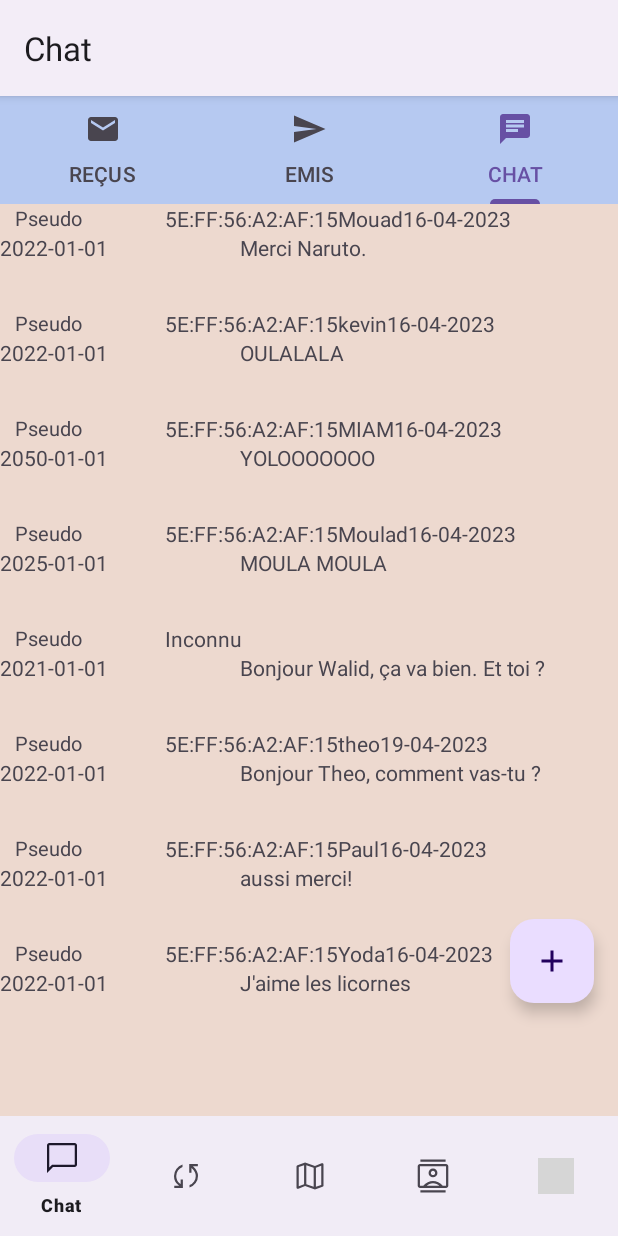
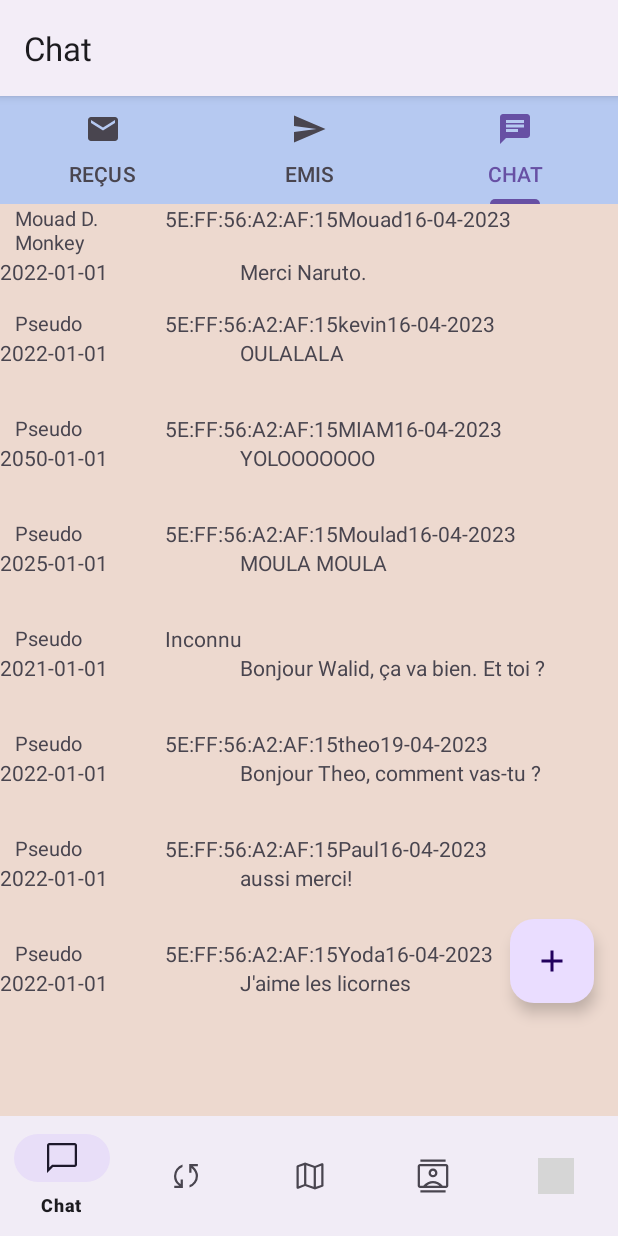
Before and after one commit to saadbouhya/fastSlowChat, an Android app: the MainActivityNavigation screen opened directly, with no data from a screen before it, tab 3 chosen, on a phone screen of 412 x 824 dp. Run offline under Robolectric (Android 15) with nearby library versions, the phone set to English and light mode, and no system bars; our stand-ins replace navigation-ui; grey boxes are pictures that could not be loaded.

Commit message:
chercher le firstName LastName dans les contacts en fonction de l'id pour les differentes view

```diff
--- a/app/src/main/java/com/example/slowvf/Controller/ChatController.java
+++ b/app/src/main/java/com/example/slowvf/Controller/ChatController.java
@@ -42,7 +42,6 @@ private static ChatController chatController;
         return chatController;
     }
 public Local getMessagesReceivedSentLocal() throws IOException {
-
         return ReceivedSentLocalDaoImpl.localfile(context);
 }
 
--- a/app/src/main/java/com/example/slowvf/Controller/ContactController.java
+++ b/app/src/main/java/com/example/slowvf/Controller/ContactController.java
@@ -27,8 +27,8 @@ public class ContactController {
         contactDao.delete(context, contactToDelete);
     }
 
-    public Contact find(Contact contactToFind, Context context) {
-        String id = contactToFind.getId();
+    public Contact find(String contactToFind, Context context) {
+        String id = contactToFind;
 
         return contactDao.find(context, id);
     }
--- a/app/src/main/java/com/example/slowvf/View/Adapters/CustomAdapterChat.java
+++ b/app/src/main/java/com/example/slowvf/View/Adapters/CustomAdapterChat.java
@@ -1,5 +1,6 @@
 package com.example.slowvf.View.Adapters;
 
+import android.content.Context;
 import android.content.Intent;
 import android.view.LayoutInflater;
 import android.view.View;
@@ -9,6 +10,8 @@ import android.widget.TextView;
 
 import androidx.recyclerview.widget.RecyclerView;
 
+import com.example.slowvf.Controller.ContactController;
+import com.example.slowvf.Model.Contact;
 import com.example.slowvf.Model.LocalForMessage;
 import com.example.slowvf.R;
 import com.example.slowvf.View.Chat.conversation.MessageListActivity;
@@ -18,6 +21,7 @@ import java.util.List;
 public class CustomAdapterChat extends RecyclerView.Adapter<CustomAdapterChat.ViewHolder> {
 
     private List<LocalForMessage> localDataSet;
+    private Context context;
 
     public static class ViewHolder extends RecyclerView.ViewHolder {
         private final TextView name;
@@ -62,6 +66,7 @@ public class CustomAdapterChat extends RecyclerView.Adapter<CustomAdapterChat.Vi
         View view = LayoutInflater.from(viewGroup.getContext())
                 .inflate(R.layout.chat_item, viewGroup, false);
         LinearLayout linearLayout = view.findViewById(R.id.linear_layout_chat);
+        context = viewGroup.getContext();
 
         linearLayout.setOnClickListener(new View.OnClickListener() {
             @Override
@@ -89,11 +94,14 @@ public class CustomAdapterChat extends RecyclerView.Adapter<CustomAdapterChat.Vi
         String date_writing = localDataSet.get(position).getDateWriting();
 
         String pseudo = "Pseudo";
-
+        ContactController contactController = new ContactController(context);
+        Contact contact = contactController.find(id,context);
+        if (contact!= null){
+            viewHolder.getName().setText(contact.getFirstName()+" "+contact.getLastName());
+        } else viewHolder.getName().setText(pseudo);
         viewHolder.getMessage().setText(text);
         viewHolder.getId().setText(id);
         viewHolder.getDate_writing().setText(date_writing.substring(0, 10));
-        viewHolder.getName().setText(pseudo);
 
 
     }
--- a/app/src/main/java/com/example/slowvf/View/Adapters/CustomAdapterReceived.java
+++ b/app/src/main/java/com/example/slowvf/View/Adapters/CustomAdapterReceived.java
@@ -1,5 +1,6 @@
 package com.example.slowvf.View.Adapters;
 
+import android.content.Context;
 import android.content.Intent;
 import android.view.LayoutInflater;
 import android.view.View;
@@ -9,6 +10,8 @@ import android.widget.TextView;
 
 import androidx.recyclerview.widget.RecyclerView;
 
+import com.example.slowvf.Controller.ContactController;
+import com.example.slowvf.Model.Contact;
 import com.example.slowvf.Model.Local;
 import com.example.slowvf.Model.LocalForMessage;
 import com.example.slowvf.R;
@@ -17,13 +20,14 @@ import com.example.slowvf.View.Chat.conversation.MessageDetailActivity;
 public class CustomAdapterReceived extends RecyclerView.Adapter<CustomAdapterReceived.ViewHolder> {
 
     private Local localDataSet;
+    private Context context;
 
     public static class ViewHolder extends RecyclerView.ViewHolder {
         private final TextView name;
         private final TextView id;
         private final TextView message;
-        private final TextView date_writing;
-        private final TextView date_received;
+        private final TextView dateWriting;
+        private final TextView dateReceived;
 
         public TextView getName() {
             return name;
@@ -37,12 +41,12 @@ public class CustomAdapterReceived extends RecyclerView.Adapter<CustomAdapterRec
             return message;
         }
 
-        public TextView getDate_writing() {
-            return date_writing;
+        public TextView getDateWriting() {
+            return dateWriting;
         }
 
-        public TextView getDate_received() {
-            return date_received;
+        public TextView getDateReceived() {
+            return dateReceived;
         }
 
         public ViewHolder(View view) {
@@ -51,8 +55,8 @@ public class CustomAdapterReceived extends RecyclerView.Adapter<CustomAdapterRec
             name = (TextView) view.findViewById(R.id.textView);
             id = (TextView) view.findViewById(R.id.textView2);
             message = (TextView) view.findViewById(R.id.textView3);
-            date_writing = (TextView) view.findViewById(R.id.textView7);
-            date_received = (TextView) view.findViewById(R.id.textView4);
+            dateWriting = (TextView) view.findViewById(R.id.textView7);
+            dateReceived = (TextView) view.findViewById(R.id.textView4);
         }
 
     }
@@ -66,7 +70,7 @@ public class CustomAdapterReceived extends RecyclerView.Adapter<CustomAdapterRec
         View view = LayoutInflater.from(viewGroup.getContext())
                 .inflate(R.layout.received_sent_item, viewGroup, false);
         LinearLayout linearLayout = view.findViewById(R.id.linear_layout_sent_received);
-
+        context = viewGroup.getContext();
         linearLayout.setOnClickListener(new View.OnClickListener() {
             @Override
             public void onClick(View view) {
@@ -94,14 +98,17 @@ public class CustomAdapterReceived extends RecyclerView.Adapter<CustomAdapterRec
         String id = localDataSet.getReceivedMessages().get(position).getIdSender();
         String date_writing = localDataSet.getReceivedMessages().get(position).getDateWriting();
         String date_received = localDataSet.getReceivedMessages().get(position).getDateReceived();
-
+        //ContactController contactController = new ContactController();
         String pseudo = "Pseudo(voir contact)";
-
+        ContactController contactController = new ContactController(context);
+        Contact contact = contactController.find(id,context);
+        if (contact!= null){
+            viewHolder.getName().setText(contact.getFirstName()+" "+contact.getLastName());
+        } else viewHolder.getName().setText(pseudo);
         viewHolder.getMessage().setText(text);
         viewHolder.getId().setText(id);
-        viewHolder.getDate_writing().setText(date_writing.substring(0, 10));
-        viewHolder.getDate_received().setText(date_received.substring(0, 10));
-        viewHolder.getName().setText(pseudo);
+        viewHolder.getDateWriting().setText(date_writing.substring(0, 10));
+        viewHolder.getDateReceived().setText(date_received.substring(0, 10));
     }
 
     @Override
--- a/app/src/main/java/com/example/slowvf/View/Identification/IdentificationActivity.java
+++ b/app/src/main/java/com/example/slowvf/View/Identification/IdentificationActivity.java
@@ -11,7 +11,6 @@ import android.widget.Button;
 import android.widget.ImageView;
 
 import com.example.slowvf.R;
-import com.example.slowvf.View.Contact.Contacts;
 import com.example.slowvf.View.MainActivityNavigation;
 
 public class IdentificationActivity extends AppCompatActivity {
@@ -30,7 +29,7 @@ public class IdentificationActivity extends AppCompatActivity {
             @Override
             public void onClick(View v) {
                 // Code à exécuter lorsque l'utilisateur clique sur le bouton "Inscription"
-                Intent intent = new Intent(IdentificationActivity.this, Contacts.class);
+                Intent intent = new Intent(IdentificationActivity.this, MainActivityNavigation.class);
                 startActivity(intent);
             }
         });
--- a/app/src/main/java/com/example/slowvf/View/MainActivityNavigation.java
+++ b/app/src/main/java/com/example/slowvf/View/MainActivityNavigation.java
@@ -8,9 +8,12 @@ import androidx.navigation.Navigation;
 import androidx.navigation.ui.AppBarConfiguration;
 import androidx.navigation.ui.NavigationUI;
 
+import com.example.slowvf.Controller.ContactController;
 import com.example.slowvf.Dao.Impl.ReceivedSentEchangelDaoImpl;
 import com.example.slowvf.Dao.Impl.ReceivedSentLocalDaoImpl;
+import com.example.slowvf.Model.Contact;
 import com.example.slowvf.R;
+import com.example.slowvf.View.Contact.ContactDetails;
 import com.example.slowvf.databinding.ActivityMainNavigationBinding;
 import com.google.android.material.bottomnavigation.BottomNavigationView;
 
@@ -43,6 +46,10 @@ public class MainActivityNavigation extends AppCompatActivity {
             ReceivedSentLocalDaoImpl.readInternalFile(getApplicationContext(),"Local.json");
             ReceivedSentEchangelDaoImpl.createFileOnInternalStorage(getApplicationContext());
             ReceivedSentEchangelDaoImpl.readInternalFile(getApplicationContext(),"Echange.json");
+           ContactController contactController = new ContactController(getApplicationContext());
+            Contact contact = new Contact("5E:FF:56:A2:AF:15Mouad16-04-2023", "D. Monkey", "Mouad");
+            contactController.create(contact,getApplicationContext());
+
         } catch (IOException e) {
             e.printStackTrace();
         }
```
Also changed, not shown: app/src/main/java/com/example/slowvf/View/Adapters/CustomAdapterSent.java (+10 -5 lines), app/src/main/java/com/example/slowvf/View/Adapters/MessageListAdapter.java (+7 -1 lines), app/src/main/java/com/example/slowvf/View/Chat/conversation/MessageListActivity.java (+8 -1 lines).
